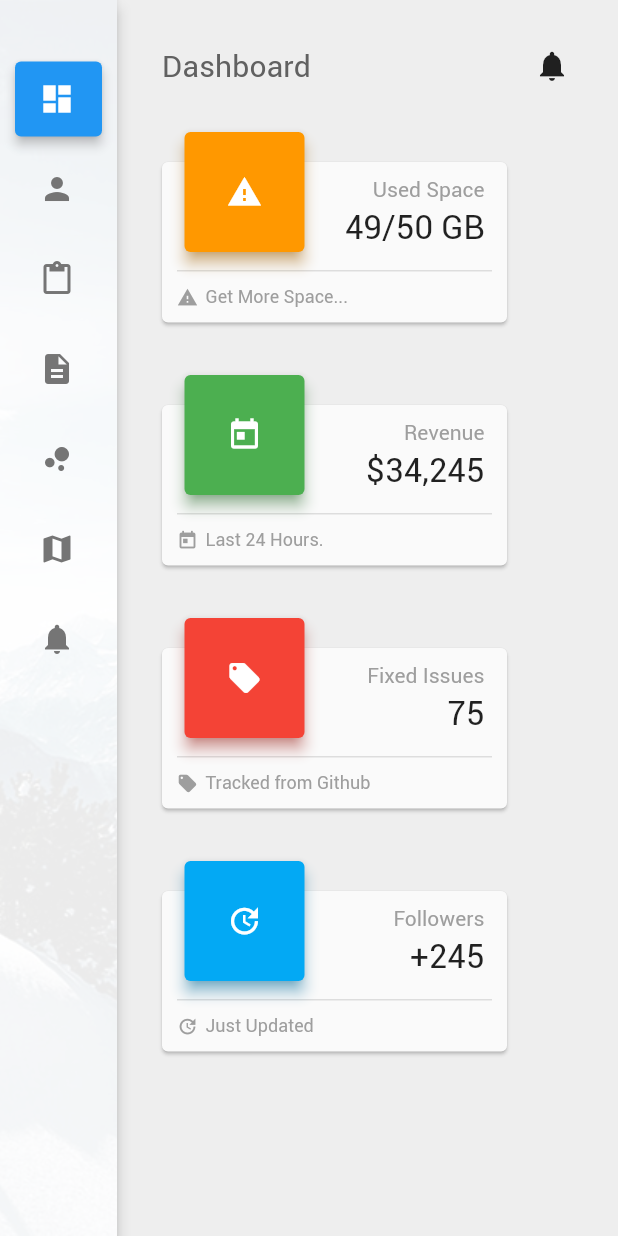
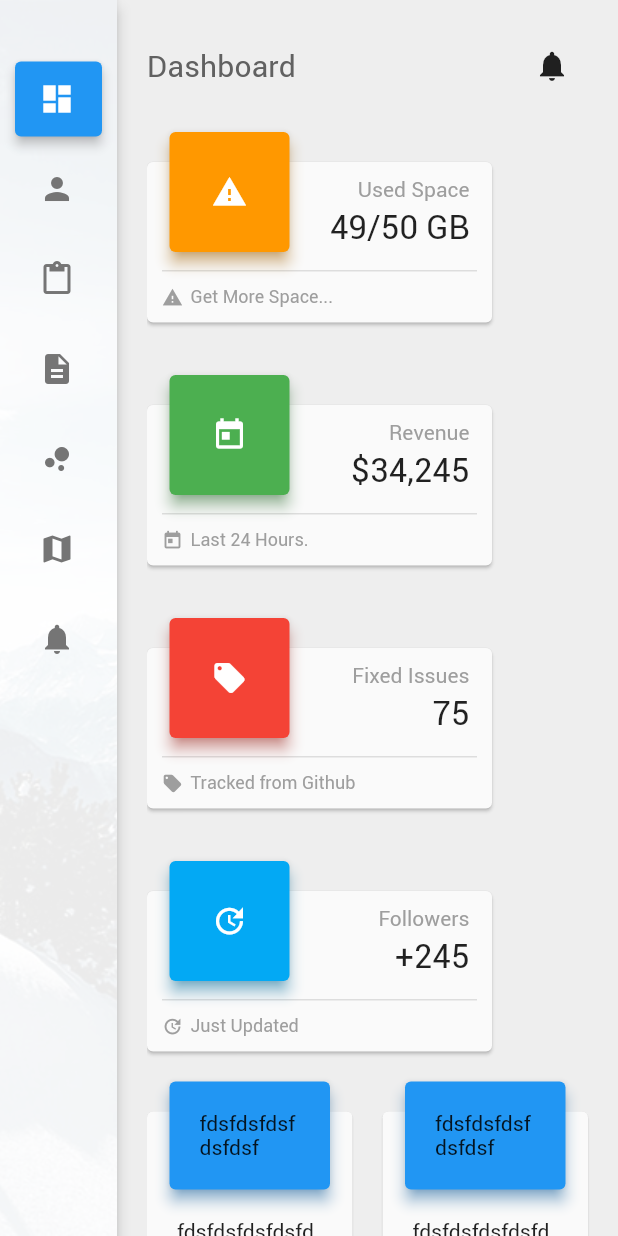
Before and after one commit to RafaelBarbosatec/CanaryAdminFlutter, a Flutter app: the screen it shows after launch, on a phone screen of 412 x 824 dp. Run offline on Flutter 3.47's test engine with Material 2 defaults, Android fonts, the phone set to English and light mode, and no system bars.

Commit message:
ajustes content

```diff
--- a/lib/BaseHome.dart
+++ b/lib/BaseHome.dart
@@ -1,3 +1,4 @@
+import 'package:canary_admin/Dimens.dart';
 import 'package:canary_admin/components/sidebar/ItemMenu.dart';
 import 'package:canary_admin/components/sidebar/MenuHome.dart';
 import 'package:canary_admin/pages/Dashboard.dart';
@@ -53,11 +54,9 @@ class _BaseHomeState extends State<BaseHome> {
   }
 
   Widget _buildContent() {
-    return Padding(
-      padding: EdgeInsets.only(left: 10.0,right: 20.0),
-      child: ListView(
+    return ListView(
       physics: BouncingScrollPhysics(),
-        padding: EdgeInsets.all(0.0),
+      padding: EdgeInsets.only(right: Dimens.margin_default),
       children: <Widget>[
         _buildHeader(),
         AnimatedOpacity(
@@ -70,7 +69,6 @@ class _BaseHomeState extends State<BaseHome> {
             )
         ),
       ],
-      ),
     );
   }
 
--- /dev/null
+++ b/lib/Dimens.dart
@@ -0,0 +1,6 @@
+
+
+class Dimens{
+  static const double margin_default = 20;
+  static const double radius_default = 4.0;
+}
--- a/lib/components/CardContent.dart
+++ b/lib/components/CardContent.dart
@@ -1,35 +1,62 @@
+import 'package:canary_admin/Dimens.dart';
 import 'package:flutter/material.dart';
 
-class CardContent extends StatelessWidget {
+class CardContent extends StatefulWidget {
   final Color color;
+  final Widget top;
+  final Widget content;
 
-  const CardContent({Key key, this.color}) : super(key: key);
+  const CardContent({Key key, this.color, this.top, this.content}) : super(key: key);
+
+  @override
+  _CardContentState createState() => _CardContentState();
+}
+
+class _CardContentState extends State<CardContent> {
+
+  GlobalKey _keyheader = GlobalKey();
+
+  double paddingTop = 0.0;
+
+  @override
+  void initState() {
+    WidgetsBinding.instance.addPostFrameCallback(_afterLayout);
+    super.initState();
+  }
 
   @override
   Widget build(BuildContext context) {
     return Stack(
       children: <Widget>[
         Container(
-          margin: EdgeInsets.only(top: 35.0),
+          margin: EdgeInsets.only(top: Dimens.margin_default),
           child: Material(
-            borderRadius: BorderRadius.all(Radius.circular(4.0)),
+            borderRadius: BorderRadius.all(Radius.circular(Dimens.radius_default)),
             elevation: 0.5,
             child: Container(
-              height: 160,
-//              width: double.maxFinite,
+              padding: EdgeInsets.only(
+                  top: paddingTop,
+                  left: Dimens.margin_default,
+                  right: Dimens.margin_default,
+                  bottom: Dimens.margin_default
+              ),
+              width: double.maxFinite,
+              child: widget.content,
             ),
           ),
         ),
         Container(
-          margin: const EdgeInsets.only(left: 15.0, right: 15, top: 25),
+          key: _keyheader,
+          margin: const EdgeInsets.only(left: 15.0, right: 15),
           child: Material(
             elevation: 4,
-            borderRadius: BorderRadius.all(Radius.circular(4.0)),
-            color: color,
-            shadowColor: color,
+            borderRadius: BorderRadius.all(Radius.circular(Dimens.radius_default)),
+            color: widget.color,
+            shadowColor: widget.color,
             child: Container(
-//              width: double.maxFinite,
-              height: 60,
+              padding: EdgeInsets.all(Dimens.margin_default),
+              width: double.maxFinite,
+              child: widget.top,
             ),
           ),
         ),
@@ -37,4 +64,14 @@ class CardContent extends StatelessWidget {
       ],
     );
   }
+
+  void _afterLayout(Duration timeStamp) {
+    final RenderBox renderBoxRed = _keyheader.currentContext.findRenderObject();
+    final sizeRed = renderBoxRed.size;
+    setState(() {
+      paddingTop = sizeRed.height;
+    });
+    print("SIZE of Red: $sizeRed");
+
+  }
 }
--- a/lib/components/CardInfoDashboard.dart
+++ b/lib/components/CardInfoDashboard.dart
@@ -1,3 +1,4 @@
+import 'package:canary_admin/Dimens.dart';
 import 'package:flutter/material.dart';
 
 class CardInfoDashboard extends StatelessWidget {
@@ -20,7 +21,7 @@ class CardInfoDashboard extends StatelessWidget {
           margin: EdgeInsets.only(top: 20.0),
           child: Material(
             elevation: 1,
-            borderRadius: BorderRadius.all(Radius.circular(4.0)),
+            borderRadius: BorderRadius.all(Radius.circular(Dimens.radius_default)),
             child: Container(
                 padding: EdgeInsets.all(10.0),
                 child: _buildContent()
@@ -31,7 +32,7 @@ class CardInfoDashboard extends StatelessWidget {
           margin: const EdgeInsets.only(left: 15.0),
           child: Material(
             elevation: 4,
-            borderRadius: BorderRadius.all(Radius.circular(4.0)),
+            borderRadius: BorderRadius.all(Radius.circular(Dimens.radius_default)),
             color: color,
             shadowColor: color,
             child: Container(
--- a/lib/components/sidebar/ButtonMenu.dart
+++ b/lib/components/sidebar/ButtonMenu.dart
@@ -1,3 +1,4 @@
+import 'package:canary_admin/Dimens.dart';
 import 'package:flutter/material.dart';
 
 class ButtonMenu extends StatelessWidget {
@@ -37,7 +38,7 @@ class ButtonMenu extends StatelessWidget {
         hoverColor: selected ? primaryColor : Theme.of(context).hoverColor,
         color: selected ? primaryColor : Colors.transparent,
         shape: RoundedRectangleBorder(
-            borderRadius: BorderRadius.all(Radius.circular(4.0))),
+            borderRadius: BorderRadius.all(Radius.circular(Dimens.radius_default))),
         child: Row(
           children: <Widget>[
             Icon(
--- a/lib/components/sidebar/MenuHome.dart
+++ b/lib/components/sidebar/MenuHome.dart
@@ -1,3 +1,4 @@
+import 'package:canary_admin/Dimens.dart';
 import 'package:canary_admin/components/sidebar/ButtonMenu.dart';
 import 'package:canary_admin/components/sidebar/ItemMenu.dart';
 import 'package:flutter/material.dart';
@@ -33,7 +34,7 @@ class _MenuHomeState extends State<MenuHome> {
     smallerMode = MediaQuery.of(context).size.width < 800;
     return AnimatedContainer(
       duration: Duration(milliseconds: 300),
-      padding: EdgeInsets.only(right: 20.0),
+      padding: EdgeInsets.only(right: Dimens.margin_default),
       width: smallerMode ? WIDTH_SMALLER : WIDTH_NORMAL,
       child: Material(
         color: Colors.white,
--- a/lib/pages/Dashboard.dart
+++ b/lib/pages/Dashboard.dart
@@ -1,4 +1,7 @@
+import 'package:canary_admin/Dimens.dart';
+import 'package:canary_admin/components/CardContent.dart';
 import 'package:canary_admin/components/CardInfoDashboard.dart';
+import 'package:canary_admin/components/ResponsibleRow.dart';
 import 'package:flutter/material.dart';
 
 class Dashboard extends StatelessWidget {
@@ -11,7 +14,8 @@ class Dashboard extends StatelessWidget {
         crossAxisAlignment: CrossAxisAlignment.start,
         mainAxisSize: MainAxisSize.min,
         children: <Widget>[
-          _buildHeader()
+          _buildHeader(),
+          _buildChart(context)
         ],
       ),
     );
@@ -57,4 +61,32 @@ class Dashboard extends StatelessWidget {
       ],
     );
   }
+
+  _buildChart(BuildContext context) {
+    return Padding(
+      padding: const EdgeInsets.only(top:20.0),
+      child: ResponsibleRow(
+        spaceBetween: Dimens.margin_default,
+        children: <Widget>[
+          CardContent(
+            color: Theme.of(context).primaryColor,
+            top: Text("fdsfdsfdsfdsfdsf"),
+            content: Container(
+              height: 200,
+              child: Text("fdsfdsfdsfdsfdsf"),
+            ),
+          ),
+          CardContent(
+            color: Theme.of(context).primaryColor,
+            top: Text("fdsfdsfdsfdsfdsf"),
+            content: Container(
+              height: 200,
+              child: Text("fdsfdsfdsfdsfdsf"),
+            ),
+          )
+        ],
+      ),
+    );
+  }
+
 }
```
Lines whose indentation alone changed are shown as unchanged.
